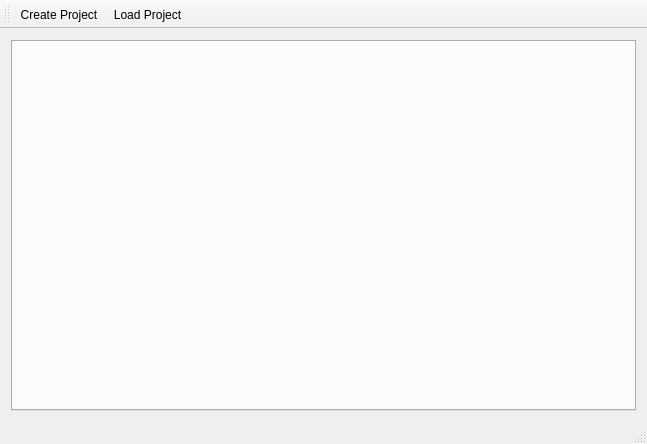
Above: src/smp/smp-gui/mainwindow.ui from create-misch/dtv before the change. Below: the same form after it.
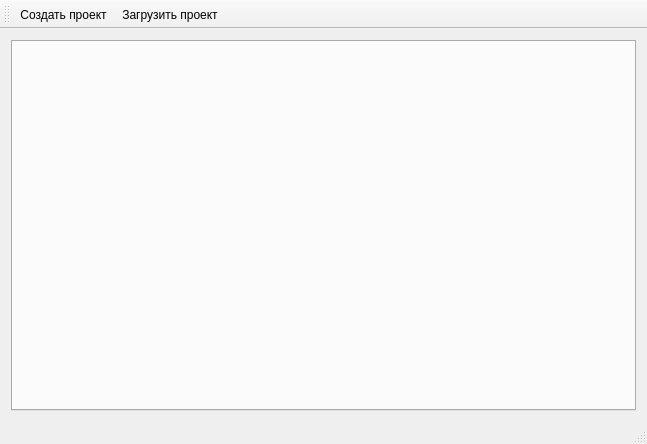
That is the form after the change.

Patch:
```diff
--- a/src/smp/smp-gui/mainwindow.ui
+++ b/src/smp/smp-gui/mainwindow.ui
@@ -59,12 +59,12 @@
   </widget>
   <action name="actionCreate_Project">
    <property name="text">
-    <string>Create Project</string>
+    <string>Создать проект</string>
    </property>
   </action>
   <action name="actionLoad_Project">
    <property name="text">
-    <string>Load Project</string>
+    <string>Загрузить проект</string>
    </property>
   </action>
  </widget>
```
